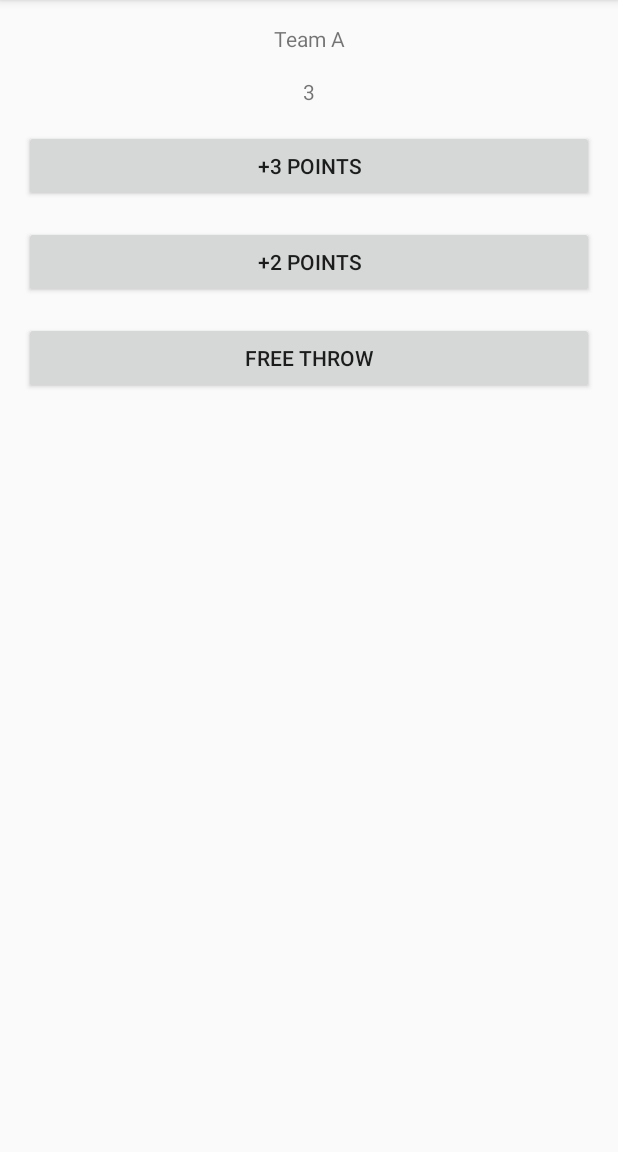
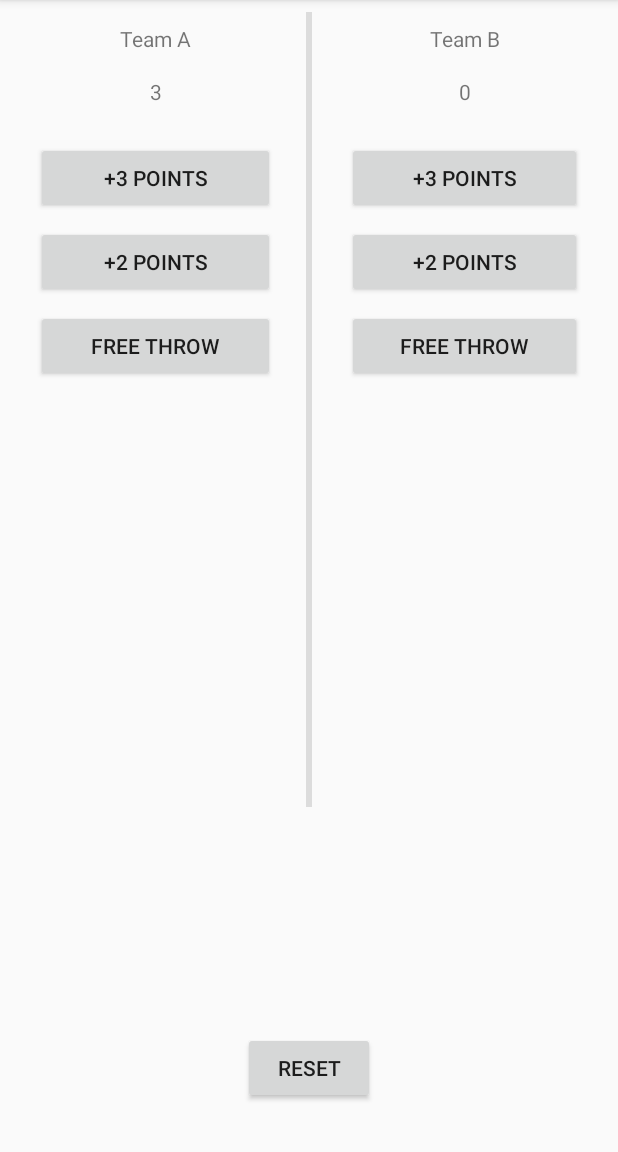
Before and after one commit to gustavoaz7/Android_Learning, an Android app: the screen it shows after launch (MainActivity), after a tap on "+3 POINTS", on a phone screen of 412 x 824 dp, the part 84-1236 px from its top. Run offline under Robolectric (Android 15) with nearby library versions, the phone set to English and light mode, and no system bars.

Commit message:
Counter for both teams & reset button

```diff
--- a/CourtCounter/app/src/main/java/com/example/android/courtcounter/MainActivity.java
+++ b/CourtCounter/app/src/main/java/com/example/android/courtcounter/MainActivity.java
@@ -8,31 +8,61 @@ import android.widget.TextView;
 public class MainActivity extends AppCompatActivity {
 
     int scoreA = 0;
+    int scoreB = 0;
 
     @Override
     protected void onCreate(Bundle savedInstanceState) {
         super.onCreate(savedInstanceState);
         setContentView(R.layout.activity_main);
         displayForTeamA(scoreA);
+        displayForTeamB(scoreB);
     }
 
     public void plus3Points(View v) {
+        if (v.getTag().toString().equals("team_a")) {
             scoreA = scoreA + 3;
             displayForTeamA(scoreA);
+        } else if (v.getTag().toString().equals("team_b")) {
+            scoreB = scoreB + 3;
+            displayForTeamB(scoreB);
+        }
     }
 
     public void plus2Points(View v) {
+        if (v.getTag().toString().equals("team_a")) {
             scoreA = scoreA + 2;
             displayForTeamA(scoreA);
+        } else if (v.getTag().toString().equals("team_b")) {
+            scoreB = scoreB + 2;
+            displayForTeamB(scoreB);
+        }
     }
 
     public void plus1Point(View v) {
+        if (v.getTag().toString().equals("team_a")) {
             scoreA = scoreA + 1;
             displayForTeamA(scoreA);
+        } else if (v.getTag().toString().equals("team_b")) {
+            scoreB = scoreB + 1;
+            displayForTeamB(scoreB);
+        }
     }
 
     public void displayForTeamA(int score) {
         TextView scoreView = (TextView) findViewById(R.id.team_a_score);
         scoreView.setText(String.valueOf(score));
     }
+
+    public void displayForTeamB(int score) {
+        TextView scoreView = (TextView) findViewById(R.id.team_b_score);
+        scoreView.setText(String.valueOf(score));
     }
+
+    public void resetCounter(View v) {
+        scoreA = 0;
+        scoreB = 0;
+        displayForTeamA(scoreA);
+        displayForTeamB(scoreB);
+    }
+
+}
--- a/CourtCounter/app/src/main/res/layout/activity_main.xml
+++ b/CourtCounter/app/src/main/res/layout/activity_main.xml
@@ -8,13 +8,13 @@
     tools:context=".MainActivity">
 
     <TextView
-        android:id="@+id/textView2"
+        android:id="@+id/textView"
         android:layout_width="wrap_content"
         android:layout_height="wrap_content"
         android:layout_marginTop="16dp"
         android:text="Team A"
-        app:layout_constraintLeft_toLeftOf="parent"
-        app:layout_constraintRight_toRightOf="parent"
+        app:layout_constraintEnd_toStartOf="@+id/guideline2"
+        app:layout_constraintStart_toStartOf="parent"
         app:layout_constraintTop_toTopOf="parent" />
 
     <TextView
@@ -23,47 +23,150 @@
         android:layout_height="wrap_content"
         android:layout_marginTop="16dp"
         android:text="0"
+        app:layout_constraintEnd_toStartOf="@+id/guideline2"
+        app:layout_constraintStart_toStartOf="parent"
+        app:layout_constraintTop_toBottomOf="@+id/textView" />
+
+    <Button
+        android:id="@+id/button4"
+        android:layout_width="0dp"
+        android:layout_height="wrap_content"
+        android:layout_marginEnd="24dp"
+        android:layout_marginStart="24dp"
+        android:layout_marginTop="24dp"
+        android:onClick="plus3Points"
+        android:tag="team_a"
+        android:text="+3 POINTS"
+        app:layout_constraintEnd_toStartOf="@+id/guideline2"
+        app:layout_constraintStart_toStartOf="parent"
+        app:layout_constraintTop_toBottomOf="@+id/team_a_score" />
+
+    <Button
+        android:id="@+id/button5"
+        android:layout_width="0dp"
+        android:layout_height="wrap_content"
+        android:layout_marginEnd="24dp"
+        android:layout_marginStart="24dp"
+        android:layout_marginTop="8dp"
+        android:onClick="plus2Points"
+        android:tag="team_a"
+        android:text="+2 POINTS"
+        app:layout_constraintEnd_toStartOf="@+id/guideline2"
+        app:layout_constraintStart_toStartOf="parent"
+        app:layout_constraintTop_toBottomOf="@+id/button4" />
+
+    <Button
+        android:id="@+id/button6"
+        android:layout_width="0dp"
+        android:layout_height="wrap_content"
+        android:layout_marginEnd="24dp"
+        android:layout_marginStart="24dp"
+        android:layout_marginTop="8dp"
+        android:onClick="plus1Point"
+        android:tag="team_a"
+        android:text="FREE THROW"
+        app:layout_constraintEnd_toStartOf="@+id/guideline2"
+        app:layout_constraintStart_toStartOf="parent"
+        app:layout_constraintTop_toBottomOf="@+id/button5" />
+
+    <TextView
+        android:id="@+id/textView2"
+        android:layout_width="wrap_content"
+        android:layout_height="wrap_content"
+        android:layout_marginEnd="8dp"
+        android:layout_marginStart="8dp"
+        android:layout_marginTop="16dp"
+        android:text="Team B"
         app:layout_constraintEnd_toEndOf="parent"
-        app:layout_constraintStart_toStartOf="parent"
+        app:layout_constraintStart_toStartOf="@+id/guideline2"
+        app:layout_constraintTop_toTopOf="parent" />
+
+    <TextView
+        android:id="@+id/team_b_score"
+        android:layout_width="wrap_content"
+        android:layout_height="wrap_content"
+        android:layout_marginEnd="8dp"
+        android:layout_marginStart="8dp"
+        android:layout_marginTop="16dp"
+        android:text="0"
+        app:layout_constraintEnd_toEndOf="parent"
+        app:layout_constraintStart_toStartOf="@+id/guideline2"
         app:layout_constraintTop_toBottomOf="@+id/textView2" />
 
     <Button
         android:id="@+id/button"
         android:layout_width="0dp"
         android:layout_height="wrap_content"
-        android:layout_marginEnd="16dp"
-        android:layout_marginStart="16dp"
-        android:layout_marginTop="16dp"
+        android:layout_marginEnd="24dp"
+        android:layout_marginStart="24dp"
+        android:layout_marginTop="24dp"
         android:onClick="plus3Points"
+        android:tag="team_b"
         android:text="+3 POINTS"
         app:layout_constraintEnd_toEndOf="parent"
-        app:layout_constraintStart_toStartOf="parent"
-        app:layout_constraintTop_toBottomOf="@+id/team_a_score" />
+        app:layout_constraintStart_toStartOf="@+id/guideline2"
+        app:layout_constraintTop_toBottomOf="@+id/team_b_score" />
 
     <Button
         android:id="@+id/button2"
         android:layout_width="0dp"
         android:layout_height="wrap_content"
-        android:layout_marginEnd="16dp"
-        android:layout_marginStart="16dp"
-        android:layout_marginTop="16dp"
+        android:layout_marginEnd="24dp"
+        android:layout_marginStart="24dp"
+        android:layout_marginTop="8dp"
         android:onClick="plus2Points"
+        android:tag="team_b"
         android:text="+2 POINTS"
         app:layout_constraintEnd_toEndOf="parent"
-        app:layout_constraintStart_toStartOf="parent"
+        app:layout_constraintStart_toStartOf="@+id/guideline2"
         app:layout_constraintTop_toBottomOf="@+id/button" />
 
     <Button
         android:id="@+id/button3"
         android:layout_width="0dp"
         android:layout_height="wrap_content"
-        android:layout_marginEnd="16dp"
-        android:layout_marginStart="16dp"
-        android:layout_marginTop="16dp"
+        android:layout_marginEnd="24dp"
+        android:layout_marginStart="24dp"
+        android:layout_marginTop="8dp"
         android:onClick="plus1Point"
+        android:tag="team_b"
         android:text="FREE THROW"
         app:layout_constraintEnd_toEndOf="parent"
-        app:layout_constraintStart_toStartOf="parent"
+        app:layout_constraintStart_toStartOf="@+id/guideline2"
         app:layout_constraintTop_toBottomOf="@+id/button2" />
 
+    <android.support.constraint.Guideline
+        android:id="@+id/guideline2"
+        android:layout_width="wrap_content"
+        android:layout_height="wrap_content"
+        android:orientation="vertical"
+        app:layout_constraintGuide_percent="0.5026042" />
+
+    <Button
+        android:id="@+id/button7"
+        android:layout_width="wrap_content"
+        android:layout_height="wrap_content"
+        android:layout_marginBottom="32dp"
+        android:layout_marginEnd="8dp"
+        android:layout_marginStart="8dp"
+        android:onClick="resetCounter"
+        android:text="RESET"
+        app:layout_constraintBottom_toBottomOf="parent"
+        app:layout_constraintEnd_toEndOf="parent"
+        app:layout_constraintStart_toStartOf="parent" />
+
+    <View
+        android:id="@+id/divider"
+        android:layout_width="4dp"
+        android:layout_height="0dp"
+        android:layout_marginBottom="150dp"
+        android:layout_marginEnd="8dp"
+        android:layout_marginStart="8dp"
+        android:layout_marginTop="8dp"
+        android:background="?android:attr/listDivider"
+        app:layout_constraintBottom_toTopOf="@+id/button7"
+        app:layout_constraintEnd_toEndOf="parent"
+        app:layout_constraintStart_toStartOf="parent"
+        app:layout_constraintTop_toTopOf="parent" />
+
 </android.support.constraint.ConstraintLayout>
```
Lines whose indentation alone changed are shown as unchanged.
